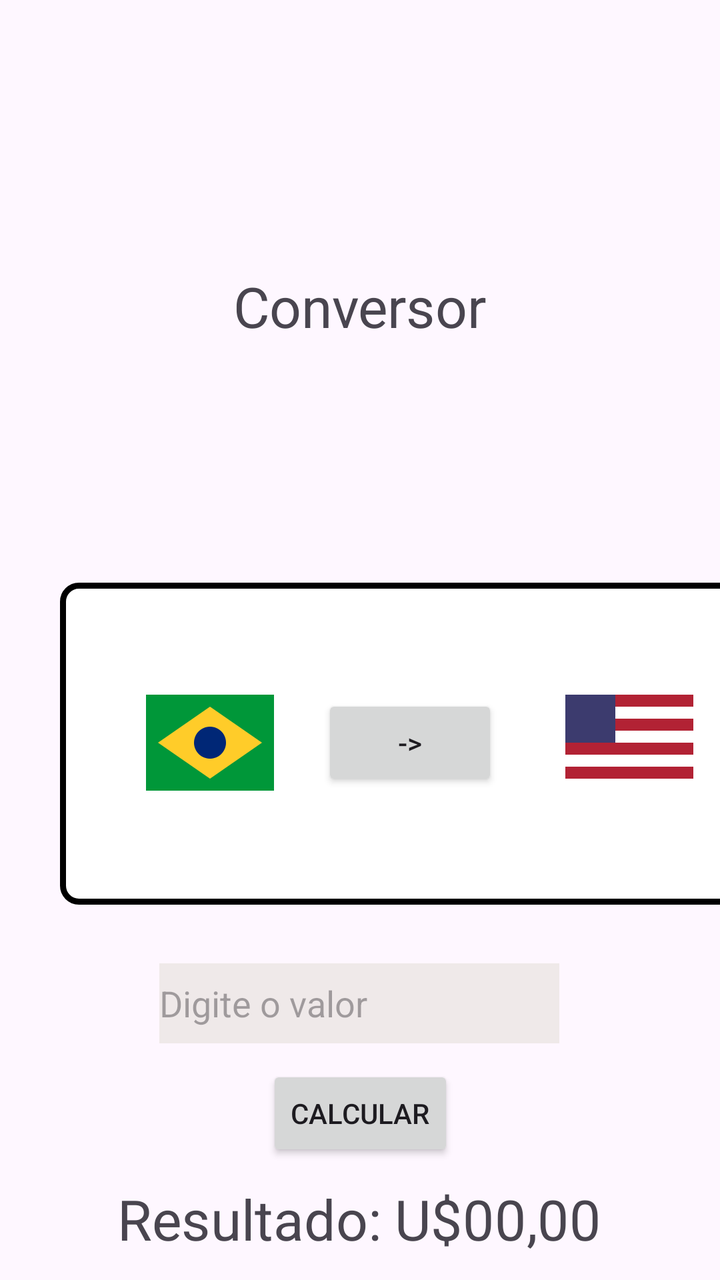
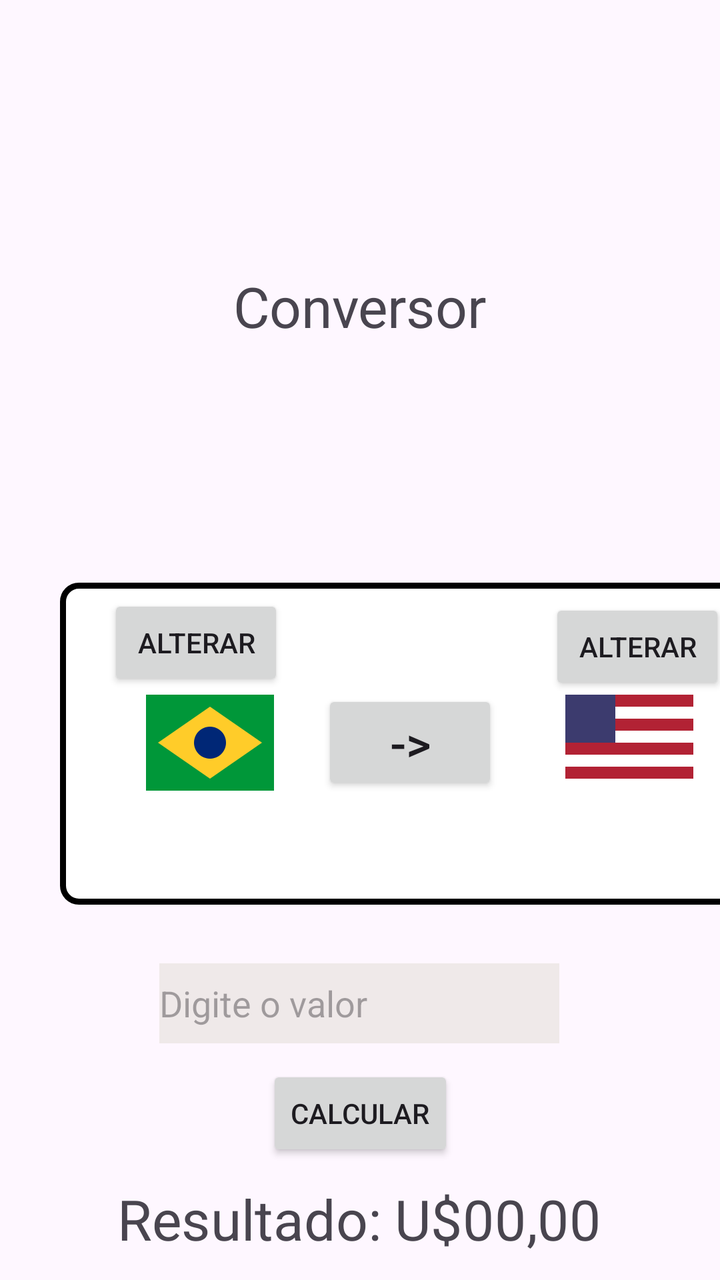

Compare the two renders of this Android layout. The source of the first and the diff that turns it into the second are given below.
<!-- AndroidManifest.xml: application theme Theme.MyApplication -->
<!-- res/layout/activity_main.xml -->
<?xml version="1.0" encoding="utf-8"?>
<androidx.constraintlayout.widget.ConstraintLayout xmlns:android="http://schemas.android.com/apk/res/android"
    xmlns:app="http://schemas.android.com/apk/res-auto"
    xmlns:tools="http://schemas.android.com/tools"
    android:id="@+id/main"
    android:layout_width="match_parent"
    android:layout_height="match_parent"
    tools:context=".MainActivity">

    <TextView
        android:id="@+id/txt_conv"
        android:layout_width="wrap_content"
        android:layout_height="wrap_content"
        android:scaleX="2"
        android:scaleY="2"
        android:text="Conversor"
        app:layout_constraintBottom_toBottomOf="parent"
        app:layout_constraintEnd_toEndOf="parent"
        app:layout_constraintStart_toStartOf="parent"
        app:layout_constraintTop_toTopOf="parent"
        app:layout_constraintVertical_bias="0.231" />

    <ImageView
        android:id="@+id/borda"
        android:layout_width="350dp"
        android:layout_height="161dp"
        android:layout_marginStart="30dp"
        android:layout_marginTop="129dp"
        android:layout_marginEnd="31dp"
        android:layout_marginBottom="257dp"
        app:layout_constraintBottom_toBottomOf="parent"
        app:layout_constraintEnd_toEndOf="parent"
        app:layout_constraintHorizontal_bias="0.0"
        app:layout_constraintStart_toStartOf="parent"
        app:layout_constraintTop_toBottomOf="@+id/txt_conv"
        app:layout_constraintVertical_bias="0.0"
        app:srcCompat="@drawable/borda" />

    <ImageView
        android:id="@+id/bandeira_brasil"
        android:layout_width="wrap_content"
        android:layout_height="wrap_content"
        app:layout_constraintBottom_toBottomOf="@+id/borda"
        app:layout_constraintEnd_toEndOf="@+id/borda"
        app:layout_constraintHorizontal_bias="0.15"
        app:layout_constraintStart_toStartOf="@+id/borda"
        app:layout_constraintTop_toTopOf="@+id/borda"
        app:layout_constraintVertical_bias="0.495"
        app:srcCompat="@drawable/bandeira_brasil" />

    <ImageView
        android:id="@+id/bandeira_eua"
        android:layout_width="wrap_content"
        android:layout_height="wrap_content"
        app:layout_constraintBottom_toBottomOf="@+id/borda"
        app:layout_constraintEnd_toEndOf="@+id/borda"
        app:layout_constraintHorizontal_bias="0.884"
        app:layout_constraintStart_toStartOf="@+id/borda"
        app:layout_constraintTop_toTopOf="@+id/borda"
        app:layout_constraintVertical_bias="0.495"
        app:srcCompat="@drawable/bandeira_eua" />

    <Button
        android:id="@+id/btn_trocar"
        android:layout_width="wrap_content"
        android:layout_height="wrap_content"
        android:text="->"
        app:layout_constraintBottom_toBottomOf="@+id/borda"
        app:layout_constraintEnd_toEndOf="@+id/borda"
        app:layout_constraintStart_toStartOf="@+id/borda"
        app:layout_constraintTop_toTopOf="@+id/borda"
        app:layout_constraintVertical_bias="0.495" />

    <EditText
        android:id="@+id/entrada_valor"
        android:layout_width="200dp"
        android:layout_height="40dp"
        android:background="#EFE9E9"
        android:ems="10"
        android:hint="Digite o valor"
        android:inputType="numberDecimal"
        app:layout_constraintBottom_toBottomOf="parent"
        app:layout_constraintEnd_toEndOf="parent"
        app:layout_constraintHorizontal_bias="0.497"
        app:layout_constraintStart_toStartOf="parent"
        app:layout_constraintTop_toBottomOf="@+id/borda"
        app:layout_constraintVertical_bias="0.198" />

    <Button
        android:id="@+id/btn_calcular"
        android:layout_width="wrap_content"
        android:layout_height="wrap_content"
        android:text="Calcular"
        app:layout_constraintBottom_toBottomOf="parent"
        app:layout_constraintEnd_toEndOf="parent"
        app:layout_constraintHorizontal_bias="0.501"
        app:layout_constraintStart_toStartOf="parent"
        app:layout_constraintTop_toBottomOf="@+id/entrada_valor"
        app:layout_constraintVertical_bias="0.158" />

    <TextView
        android:id="@+id/txt_resultado"
        android:layout_width="wrap_content"
        android:layout_height="wrap_content"
        android:scaleX="2"
        android:scaleY="2"
        android:text="Resultado: U$00,00"
        app:layout_constraintBottom_toBottomOf="parent"
        app:layout_constraintEnd_toEndOf="parent"
        app:layout_constraintHorizontal_bias="0.498"
        app:layout_constraintStart_toStartOf="parent"
        app:layout_constraintTop_toBottomOf="@+id/btn_calcular"
        app:layout_constraintVertical_bias="0.471" />

</androidx.constraintlayout.widget.ConstraintLayout>
<!-- resources referenced by this layout -->
<resources>
  <!-- drawable bandeira_brasil (drawable) -->
  <?xml version="1.0" encoding="utf-8"?>
  <vector xmlns:android="http://schemas.android.com/apk/res/android"
  android:width="64dp"
  android:height="48dp"
  android:viewportWidth="64"
  android:viewportHeight="48">
  <path
  android:fillColor="#009739"
  android:pathData="M0,0h64v48h-64z" />
  <path
  android:fillColor="#FFCC29"
  android:pathData="M32,6L58,24 32,42 6,24z" />
  <path
  android:fillColor="#002776"
  android:pathData="M32,16a8,8 0 1,0 0,16a8,8 0 1,0 0,-16z" />
  </vector>
  <!-- drawable bandeira_eua (drawable) -->
  <?xml version="1.0" encoding="utf-8"?>
  <vector xmlns:android="http://schemas.android.com/apk/res/android"
  android:width="64dp"
  android:height="48dp"
  android:viewportWidth="64"
  android:viewportHeight="48">
  <path android:fillColor="#B22234" android:pathData="M0,0h64v6h-64z" />
  <path android:fillColor="#B22234" android:pathData="M0,12h64v6h-64z" />
  <path android:fillColor="#B22234" android:pathData="M0,24h64v6h-64z" />
  <path android:fillColor="#B22234" android:pathData="M0,36h64v6h-64z" />
  <path android:fillColor="#FFFFFF" android:pathData="M0,6h64v6h-64z" />
  <path android:fillColor="#FFFFFF" android:pathData="M0,18h64v6h-64z" />
  <path android:fillColor="#FFFFFF" android:pathData="M0,30h64v6h-64z" />
  <path android:fillColor="#FFFFFF" android:pathData="M0,42h64v6h-64z" />
  <path android:fillColor="#3C3B6E" android:pathData="M0,0h25v24h-25z" />
  </vector>
  <!-- drawable borda (drawable) -->
  <?xml version="1.0" encoding="utf-8"?>
  <shape xmlns:android="http://schemas.android.com/apk/res/android"
  android:shape="rectangle">
  
  <solid android:color="#FFFFFF" />
  
  <stroke
  android:width="3dp"
  android:color="#000000" />
  
  <corners android:radius="8dp" />
  </shape>
  <style name="Theme.MyApplication" parent="Base.Theme.MyApplication" />
  <style name="Base.Theme.MyApplication" parent="Theme.Material3.DayNight.NoActionBar">
          
          
      </style>
</resources>

<!-- the commit's change to res/layout/activity_main.xml (unified diff, before → after) -->
@@ -37,7 +37,7 @@
         app:srcCompat="@drawable/borda" />
 
     <ImageView
-        android:id="@+id/bandeira_brasil"
+        android:id="@+id/img_entrada"
         android:layout_width="wrap_content"
         android:layout_height="wrap_content"
         app:layout_constraintBottom_toBottomOf="@+id/borda"
@@ -49,7 +49,7 @@
         app:srcCompat="@drawable/bandeira_brasil" />
 
     <ImageView
-        android:id="@+id/bandeira_eua"
+        android:id="@+id/img_saida"
         android:layout_width="wrap_content"
         android:layout_height="wrap_content"
         app:layout_constraintBottom_toBottomOf="@+id/borda"
@@ -65,6 +65,7 @@
         android:layout_width="wrap_content"
         android:layout_height="wrap_content"
         android:text="->"
+        android:textSize="24sp"
         app:layout_constraintBottom_toBottomOf="@+id/borda"
         app:layout_constraintEnd_toEndOf="@+id/borda"
         app:layout_constraintStart_toStartOf="@+id/borda"
@@ -112,4 +113,28 @@
         app:layout_constraintTop_toBottomOf="@+id/btn_calcular"
         app:layout_constraintVertical_bias="0.471" />
 
+    <Button
+        android:id="@+id/trocar_d"
+        android:layout_width="wrap_content"
+        android:layout_height="wrap_content"
+        android:text="Alterar"
+        app:layout_constraintBottom_toTopOf="@+id/img_saida"
+        app:layout_constraintEnd_toEndOf="@+id/borda"
+        app:layout_constraintHorizontal_bias="0.934"
+        app:layout_constraintStart_toStartOf="@+id/borda"
+        app:layout_constraintTop_toTopOf="@+id/borda"
+        app:layout_constraintVertical_bias="1.0" />
+
+    <Button
+        android:id="@+id/esquerda"
+        android:layout_width="wrap_content"
+        android:layout_height="wrap_content"
+        android:text="Alterar"
+        app:layout_constraintBottom_toTopOf="@+id/img_saida"
+        app:layout_constraintEnd_toEndOf="@+id/borda"
+        app:layout_constraintHorizontal_bias="0.092"
+        app:layout_constraintStart_toStartOf="@+id/borda"
+        app:layout_constraintTop_toTopOf="@+id/borda"
+        app:layout_constraintVertical_bias="0.75" />
+
 </androidx.constraintlayout.widget.ConstraintLayout>
